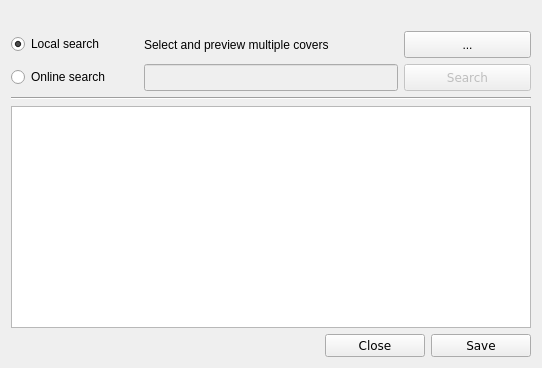
Before: the Qt Designer form branches/sayonara-832/src/GUI/alternate_covers/GUI_Alternate_Covers.ui in shahid334/sayonara-player, drawn with Qt 5.
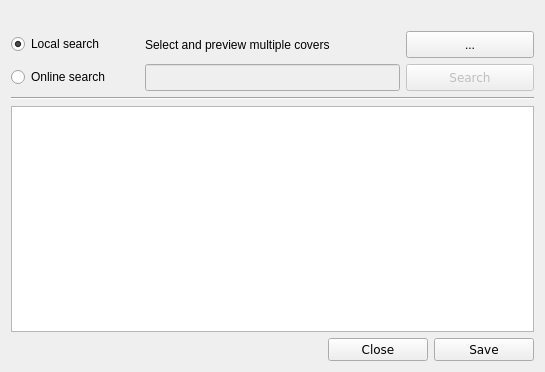
After: the same form once the commit is applied.

```diff
--- a/branches/sayonara-832/src/GUI/alternate_covers/GUI_Alternate_Covers.ui
+++ b/branches/sayonara-832/src/GUI/alternate_covers/GUI_Alternate_Covers.ui
@@ -6,8 +6,8 @@
    <rect>
     <x>0</x>
     <y>0</y>
-    <width>538</width>
-    <height>368</height>
+    <width>545</width>
+    <height>372</height>
    </rect>
   </property>
   <property name="windowTitle">
@@ -149,12 +149,21 @@
      <attribute name="horizontalHeaderHighlightSections">
       <bool>false</bool>
      </attribute>
+     <attribute name="horizontalHeaderMinimumSectionSize">
+      <number>100</number>
+     </attribute>
      <attribute name="verticalHeaderVisible">
       <bool>false</bool>
      </attribute>
+     <attribute name="verticalHeaderDefaultSectionSize">
+      <number>100</number>
+     </attribute>
      <attribute name="verticalHeaderHighlightSections">
       <bool>false</bool>
      </attribute>
+     <attribute name="verticalHeaderMinimumSectionSize">
+      <number>100</number>
+     </attribute>
     </widget>
    </item>
    <item row="0" column="0" colspan="4">
```
